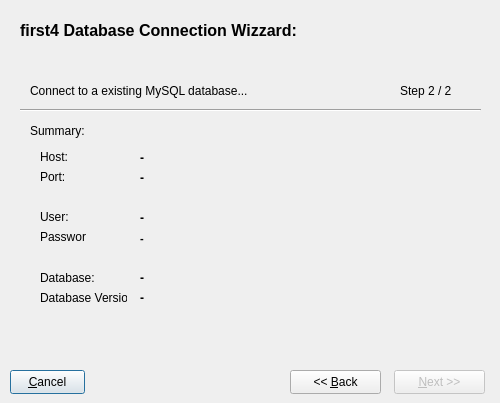
The window that trunk/ui/dbwizzardfrm.ui (BackupTheBerlios/first4-svn) describes before a commit, drawn with Qt 5.
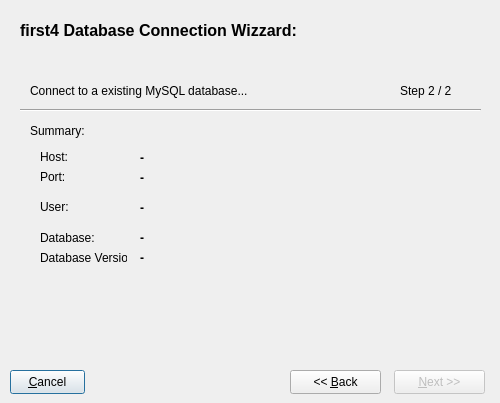
The same window after the commit. The open tabs and pages were chosen to show the change.

Commit message: - new dbwizzardfrm to connect to existing MySQL Databases;

Diff of the .ui file:
```diff
--- a/trunk/ui/dbwizzardfrm.ui
+++ b/trunk/ui/dbwizzardfrm.ui
@@ -486,7 +486,7 @@
      <property name="geometry" >
       <rect>
        <x>20</x>
-       <y>150</y>
+       <y>140</y>
        <width>46</width>
        <height>14</height>
       </rect>
@@ -495,24 +495,11 @@
       <string>User:</string>
      </property>
     </widget>
-    <widget class="QLabel" name="label_14" >
-     <property name="geometry" >
-      <rect>
-       <x>20</x>
-       <y>170</y>
-       <width>46</width>
-       <height>14</height>
-      </rect>
-     </property>
-     <property name="text" >
-      <string>Password:</string>
-     </property>
-    </widget>
     <widget class="QLabel" name="lblexuser" >
      <property name="geometry" >
       <rect>
        <x>120</x>
-       <y>150</y>
+       <y>140</y>
        <width>141</width>
        <height>16</height>
       </rect>
@@ -528,26 +515,6 @@
       <string>-</string>
      </property>
     </widget>
-    <widget class="QLabel" name="lblexpwd" >
-     <property name="geometry" >
-      <rect>
-       <x>120</x>
-       <y>170</y>
-       <width>141</width>
-       <height>16</height>
-      </rect>
-     </property>
-     <property name="font" >
-      <font>
-       <pointsize>8</pointsize>
-       <weight>75</weight>
-       <bold>true</bold>
-      </font>
-     </property>
-     <property name="text" >
-      <string>-</string>
-     </property>
-    </widget>
     <widget class="QLabel" name="label_12" >
      <property name="geometry" >
       <rect>
@@ -565,7 +532,7 @@
      <property name="geometry" >
       <rect>
        <x>20</x>
-       <y>210</y>
+       <y>170</y>
        <width>61</width>
        <height>16</height>
       </rect>
@@ -578,7 +545,7 @@
      <property name="geometry" >
       <rect>
        <x>120</x>
-       <y>210</y>
+       <y>170</y>
        <width>141</width>
        <height>16</height>
       </rect>
@@ -597,7 +564,7 @@
      <property name="geometry" >
       <rect>
        <x>120</x>
-       <y>230</y>
+       <y>190</y>
        <width>141</width>
        <height>16</height>
       </rect>
@@ -616,7 +583,7 @@
      <property name="geometry" >
       <rect>
        <x>20</x>
-       <y>230</y>
+       <y>190</y>
        <width>87</width>
        <height>16</height>
       </rect>
```
Left out of the diff: 30 changed lines with no effect on the pictures. The commit also changes 4 other files.
